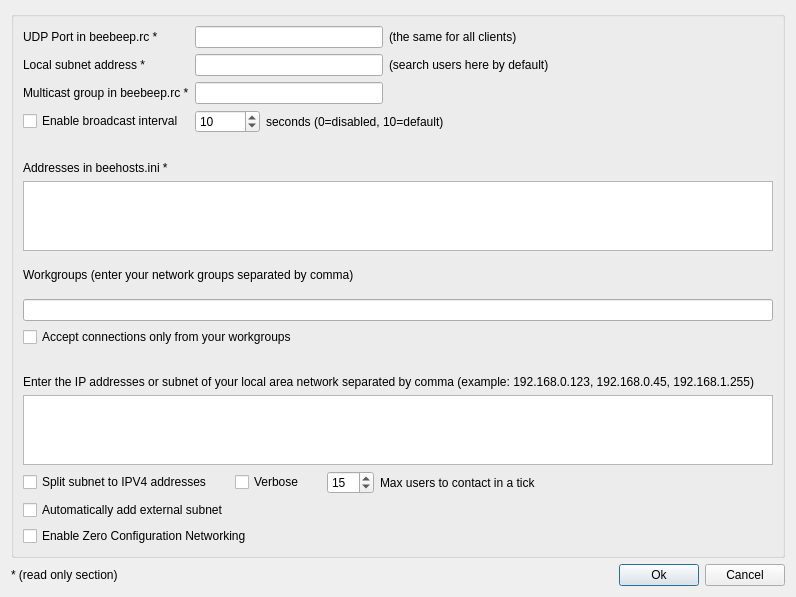
The window that src/GuiSearchUser.ui (hwgao/beebeep) describes before a commit, drawn with Qt 5.
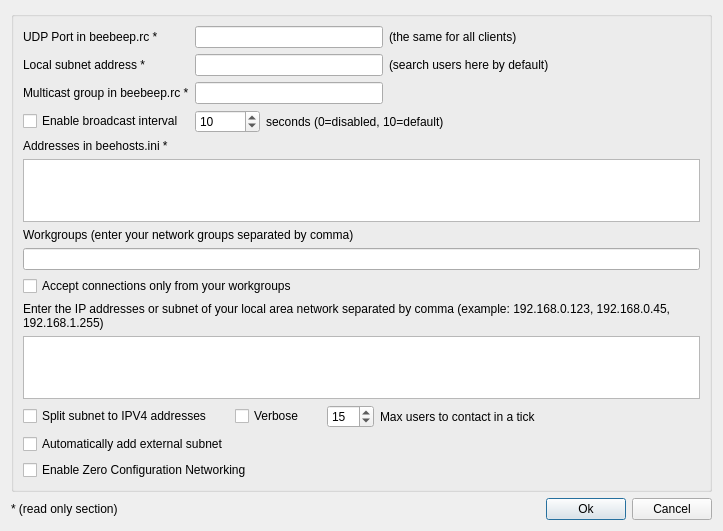
The same window after the commit.

Commit message: Added save main window geometry option in view menu Auto search for new users every 15 seconds if the connected user list is empty

What changed in the file:
```diff
--- a/src/GuiSearchUser.ui
+++ b/src/GuiSearchUser.ui
@@ -6,12 +6,12 @@
    <rect>
     <x>0</x>
     <y>0</y>
-    <width>796</width>
-    <height>597</height>
+    <width>723</width>
+    <height>521</height>
    </rect>
   </property>
   <property name="sizePolicy">
-   <sizepolicy hsizetype="Minimum" vsizetype="Minimum">
+   <sizepolicy hsizetype="Preferred" vsizetype="Preferred">
     <horstretch>0</horstretch>
     <verstretch>0</verstretch>
    </sizepolicy>
```
The commit also changes 31 other files.
